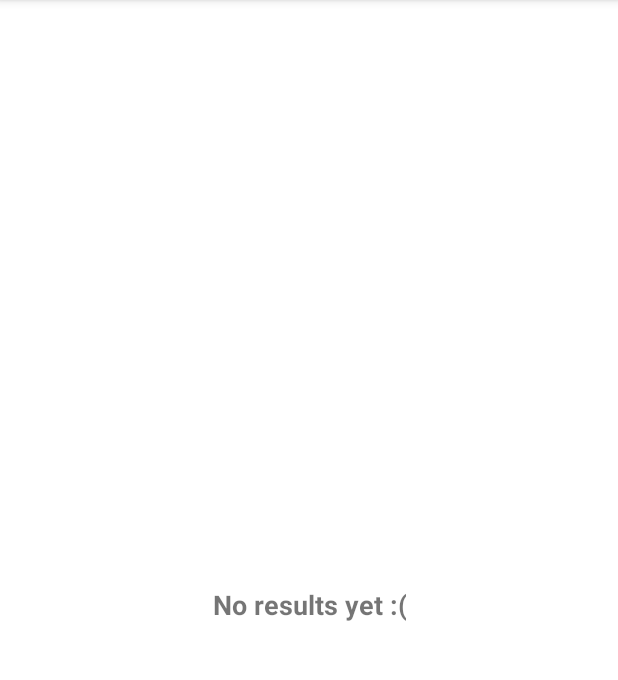
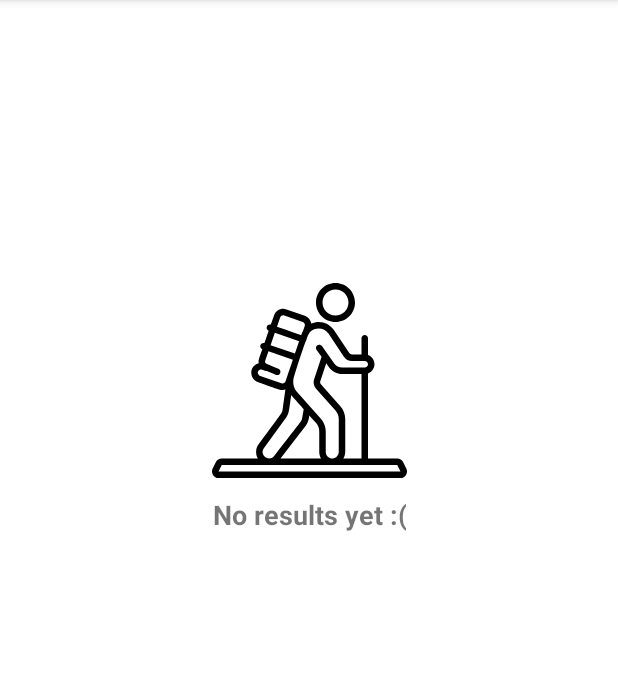
Before and after one commit to mapm14/Walkify, an Android app: the screen it shows after launch (MainActivity), after a tap on "START WALK", on a phone screen of 412 x 824 dp, the part 84-764 px from its top. Run offline under Robolectric (Android 15) with nearby library versions, the phone set to English and light mode, and no system bars; our stand-ins replace Dagger/Hilt's generated code, Room's generated code, RxJava, Shimmer, Timber; libraries missing offline, so code that uses them is left out: com.chuckerteam.chucker; pictures from the network do not load; 6 statements that could not run were skipped.

Commit message:
Add icon to empty item

```diff
--- a/presentation/src/main/res/layout/item_generic_empty.xml
+++ b/presentation/src/main/res/layout/item_generic_empty.xml
@@ -11,11 +11,12 @@
         android:layout_height="130dp"
         android:layout_gravity="center"
         android:layout_margin="8dp"
-        app:layout_constraintVertical_bias="0.4"
+        android:background="@drawable/ic_walk"
         app:layout_constraintBottom_toBottomOf="parent"
         app:layout_constraintEnd_toEndOf="parent"
         app:layout_constraintStart_toStartOf="parent"
         app:layout_constraintTop_toTopOf="parent"
+        app:layout_constraintVertical_bias="0.3"
         tools:ignore="ContentDescription" />
 
     <TextView
```
